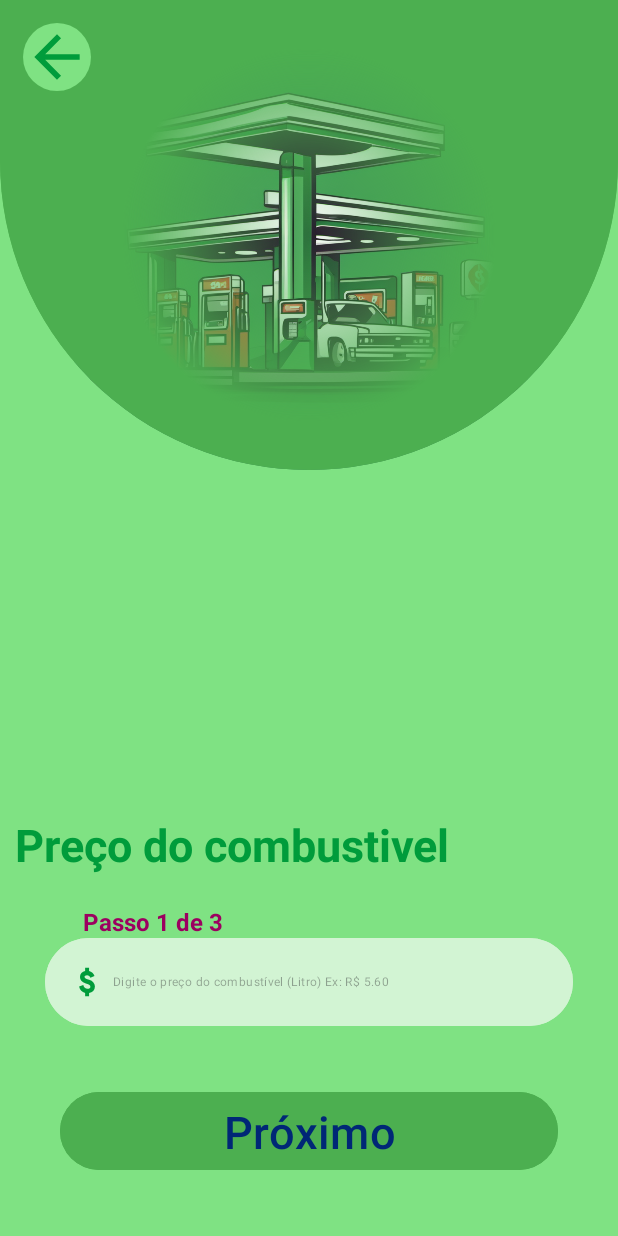
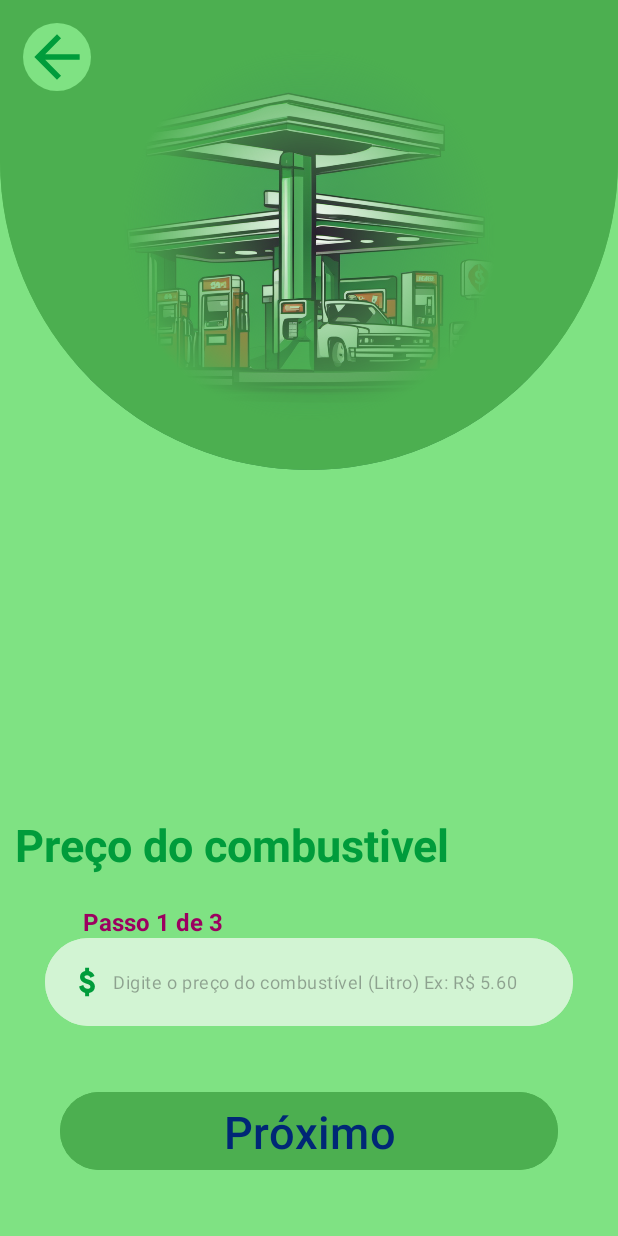
Before and after one commit to alanliongar/Des1_Fuel_Calculation, an Android app: the preco screen opened directly, with no data from a screen before it, on a phone screen of 412 x 824 dp. Run offline under Robolectric (Android 15) with nearby library versions, the phone set to English and light mode, and no system bars.

Commit message:
Ultima alteração: ajuste no tamanho do texto da segunda tela (edittext)

```diff
--- a/app/src/main/res/layout/activity_preco.xml
+++ b/app/src/main/res/layout/activity_preco.xml
@@ -132,7 +132,7 @@
                 android:hint="Digite o preço do combustível (Litro) Ex: R$ 5.60"
                 android:inputType="numberDecimal"
                 android:maxLength="5"
-                android:textSize="8sp" />
+                android:textSize="12sp" />
         </com.google.android.material.textfield.TextInputLayout>
 
 
```
